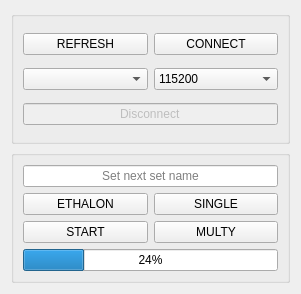
Before: the Qt Designer form interfaces/left_panel.ui in plailok/PyQT5_Color_Sensor, drawn with Qt 5.
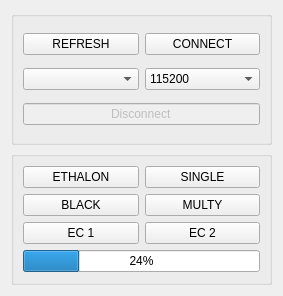
After: the same form once the commit is applied.

The edit to the form file:
```diff
--- a/interfaces/left_panel.ui
+++ b/interfaces/left_panel.ui
@@ -6,8 +6,8 @@
    <rect>
     <x>0</x>
     <y>0</y>
-    <width>301</width>
-    <height>294</height>
+    <width>283</width>
+    <height>296</height>
    </rect>
   </property>
   <property name="windowTitle">
@@ -99,19 +99,6 @@
       <bool>true</bool>
      </property>
      <layout class="QVBoxLayout" name="verticalLayout_3">
-      <item>
-       <widget class="QLineEdit" name="lineEdit">
-        <property name="alignment">
-         <set>Qt::AlignCenter</set>
-        </property>
-        <property name="placeholderText">
-         <string>Set next set name</string>
-        </property>
-        <property name="clearButtonEnabled">
-         <bool>true</bool>
-        </property>
-       </widget>
-      </item>
       <item>
        <layout class="QHBoxLayout" name="horizontalLayout_3">
         <item>
@@ -131,11 +118,11 @@
        </layout>
       </item>
       <item>
-       <layout class="QHBoxLayout" name="horizontalLayout_4">
+       <layout class="QHBoxLayout" name="horizontalLayout_5">
         <item>
-         <widget class="QPushButton" name="startButton">
+         <widget class="QPushButton" name="blackButton">
           <property name="text">
-           <string>START</string>
+           <string>BLACK</string>
           </property>
          </widget>
         </item>
@@ -148,6 +135,24 @@
         </item>
        </layout>
       </item>
+      <item>
+       <layout class="QHBoxLayout" name="horizontalLayout_4">
+        <item>
+         <widget class="QPushButton" name="ec1Button">
+          <property name="text">
+           <string>EC 1</string>
+          </property>
+         </widget>
+        </item>
+        <item>
+         <widget class="QPushButton" name="ec2Button">
+          <property name="text">
+           <string>EC 2</string>
+          </property>
+         </widget>
+        </item>
+       </layout>
+      </item>
       <item>
        <widget class="QProgressBar" name="progressBar">
         <property name="value">
```
